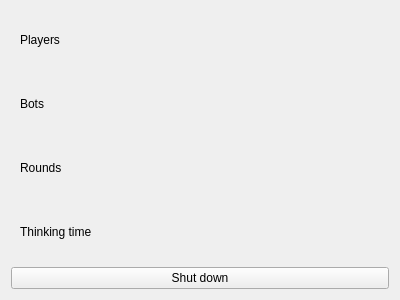
This is src/GUI/Launch_Window/Server/Server_Waiting/server_waiting.ui in D00MSDAYYY/MAKIAVELLI as Qt 5 draws it before an edit. The edited form follows.
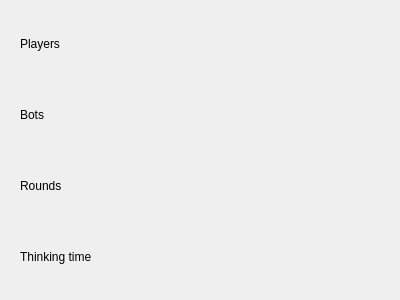
This is the edited form.

Commit message: qrc, changed waiting and creating logic

What changed in the file:
```diff
--- a/src/GUI/Launch_Window/Server/Server_Waiting/server_waiting.ui
+++ b/src/GUI/Launch_Window/Server/Server_Waiting/server_waiting.ui
@@ -156,13 +156,6 @@
        </layout>
       </widget>
      </item>
-     <item>
-      <widget class="QPushButton" name="shutdown_button">
-       <property name="text">
-        <string>Shut down</string>
-       </property>
-      </widget>
-     </item>
     </layout>
    </item>
   </layout>
```
The commit also changes 43 other files.
